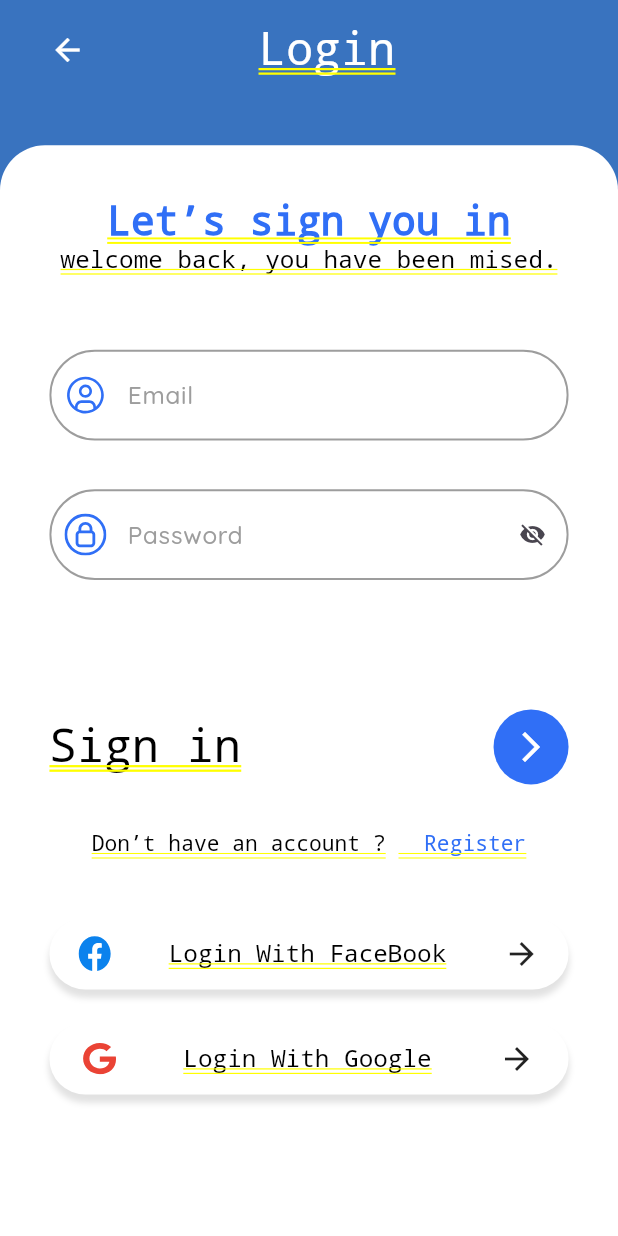
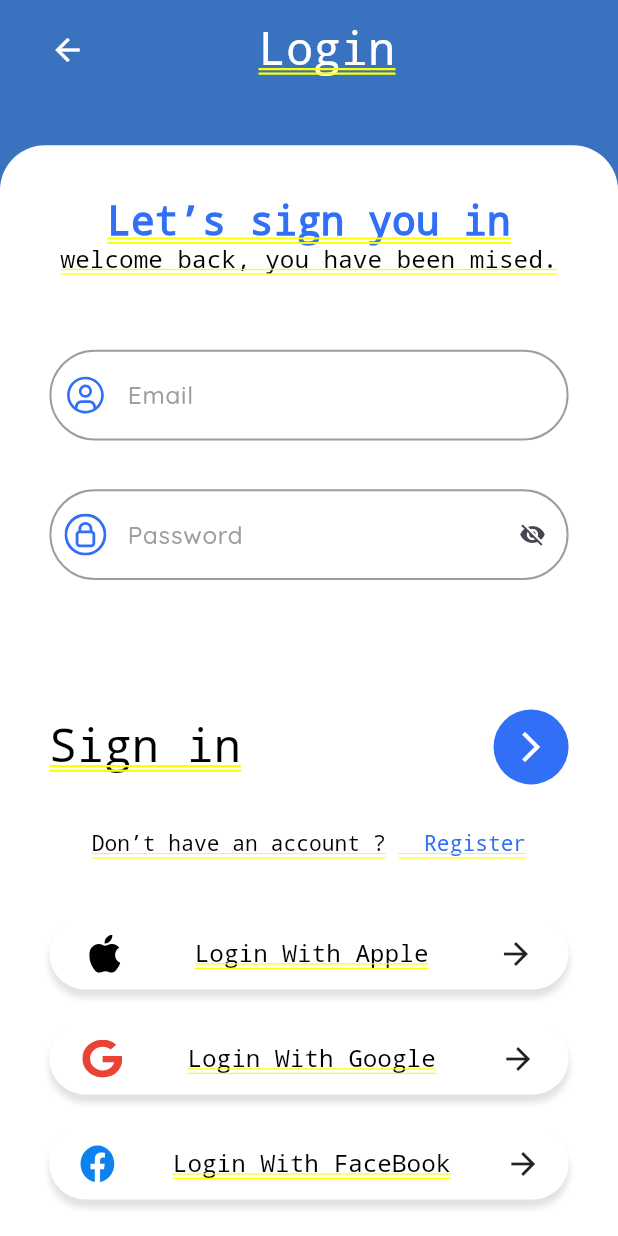
Before and after one commit to M7mdAbolila/shuwaikh, a Flutter app: the LoginScreenBody screen opened directly, on a phone screen of 412 x 824 dp. Run offline on Flutter 3.47's test engine with Material 3 defaults, Android fonts, the phone set to English and light mode, and no system bars; our stand-ins replace bloc, curved_navigation_bar, flutter_bloc, flutter_screenutil, flutter_svg, pin_code_fields and 1 more; accounts and stored records are empty.

Commit message:
add login with apple

```diff
--- a/lib/core/helpers/assets_path.dart
+++ b/lib/core/helpers/assets_path.dart
@@ -1,6 +1,7 @@
 class Assets {
   static const String fackbook = 'assets/icons/facebook.svg';
   static const String google = 'assets/icons/google.svg';
+  static const String apple = 'assets/icons/apple.svg';
   static const String userAvatar = 'assets/icons/user-avatar.svg';
   static const String password = 'assets/icons/password.svg';
   static const String menuIcon = 'assets/icons/menu_icon.svg';
--- a/lib/features/login/ui/widgets/login_screen_body.dart
+++ b/lib/features/login/ui/widgets/login_screen_body.dart
@@ -5,7 +5,6 @@ import 'package:shuwaikh/core/helpers/extensions.dart';
 import 'package:shuwaikh/core/theming/styles.dart';
 import 'package:shuwaikh/features/login/ui/widgets/social_login_button.dart';
 import 'package:shuwaikh/generated/l10n.dart';
-import '../../../../core/helpers/is_arabic.dart';
 import '../../../../core/helpers/spacing.dart';
 import 'dont_have_account.dart';
 import 'email_and_password.dart';
@@ -22,7 +21,7 @@ class _LoginScreenBodyState extends State<LoginScreenBody> {
   @override
   Widget build(BuildContext context) {
     return AppScaffold(
-      appBarIcon: Icon( isArabic() ? Icons.arrow_forward : Icons.arrow_back, color: Colors.white),
+      appBarIcon: const Icon(Icons.arrow_back, color: Colors.white),
       appBarOnPressed: () => context.pop(),
       appBarTitle: S.of(context).login,
       body: Padding(
@@ -44,13 +43,18 @@ class _LoginScreenBodyState extends State<LoginScreenBody> {
             const DontHaveAccont(),
             verticalSpace(40),
             const SocialLoginButton(
-              text: 'FaceBook',
-              path: Assets.fackbook,
+              text: 'Apple',
+              imagePath: Assets.apple,
             ),
             verticalSpace(22),
             const SocialLoginButton(
               text: 'Google',
-              path: Assets.google,
+              imagePath: Assets.google,
+            ),
+            verticalSpace(22),
+            const SocialLoginButton(
+              text: 'FaceBook',
+              imagePath: Assets.fackbook,
             ),
             verticalSpace(150),
           ],
--- a/lib/features/login/ui/widgets/social_login_button.dart
+++ b/lib/features/login/ui/widgets/social_login_button.dart
@@ -7,9 +7,9 @@ import '../../../../generated/l10n.dart';
 
 class SocialLoginButton extends StatelessWidget {
   const SocialLoginButton(
-      {super.key, this.onTap, required this.text, this.path});
+      {super.key, this.onTap, required this.text, required this.imagePath});
   final VoidCallback? onTap;
-  final String? path;
+  final String imagePath;
   final String text;
   @override
   Widget build(BuildContext context) {
@@ -33,7 +33,11 @@ class SocialLoginButton extends StatelessWidget {
         child: Row(
           mainAxisAlignment: MainAxisAlignment.spaceAround,
           children: [
-            SvgPicture.asset(path ?? ''),
+            SvgPicture.asset(
+              imagePath,
+              height: 25.h,
+              width: 25.w,
+            ),
             Text(
               '${S.of(context).login_with} $text',
               style: TextStyles.font16Black400Weight,
--- a/lib/features/sign_up/ui/widgets/sign_up_body.dart
+++ b/lib/features/sign_up/ui/widgets/sign_up_body.dart
@@ -3,7 +3,6 @@ import 'package:flutter_screenutil/flutter_screenutil.dart';
 import 'package:shuwaikh/core/helpers/extensions.dart';
 import 'package:shuwaikh/core/widgets/app_single_scffold.dart';
 import 'package:shuwaikh/features/sign_up/ui/widgets/have_account_text.dart';
-import '../../../../core/helpers/is_arabic.dart';
 import '../../../../core/helpers/spacing.dart';
 import '../../../../core/theming/styles.dart';
 import '../../../../generated/l10n.dart';
@@ -21,8 +20,7 @@ class _SignupScreenBodyState extends State<SignupScreenBody> {
   Widget build(BuildContext context) {
     return AppScaffold(
       appBarTitle: S.of(context).register,
-      appBarIcon: Icon(isArabic() ? Icons.arrow_forward : Icons.arrow_back,
-          color: Colors.white),
+      appBarIcon: const Icon(Icons.arrow_back, color: Colors.white),
       appBarOnPressed: () => context.pop(),
       body: Padding(
         padding: EdgeInsets.symmetric(horizontal: 30.w),
```
Also changed, not shown: lib/features/onboarding/on_boarding_screen.dart (+33 -26 lines), assets/icons/apple.svg (added).
